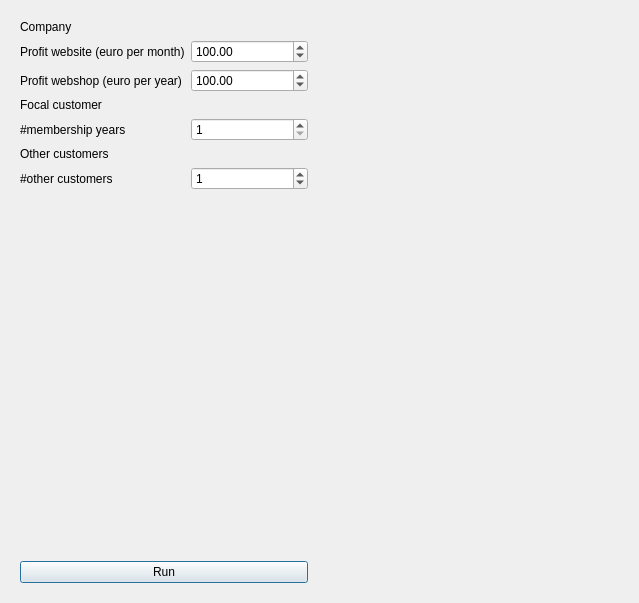
richelbilderbeek/InvestigateMyClickWinners, file qtinvestigatemyclickwinnersmaindialog.ui: the form before one commit.
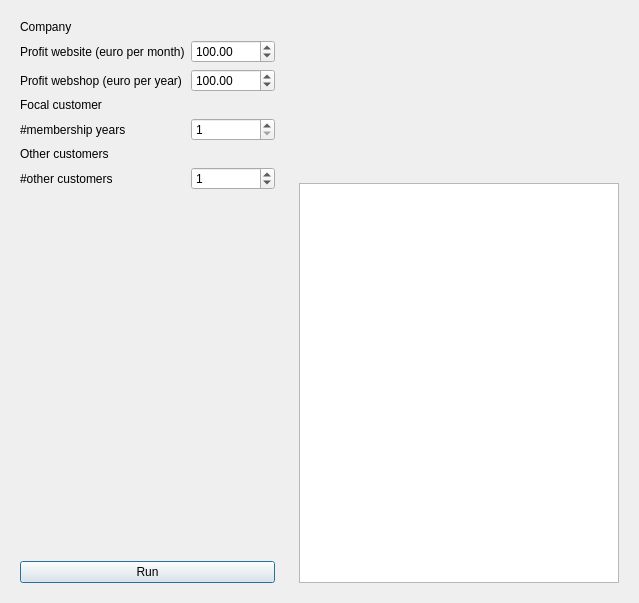
The form after the commit. Custom widgets are drawn as their Qt base class.

Commit message: Start adding transaction log

Patch:
```diff
--- a/qtinvestigatemyclickwinnersmaindialog.ui
+++ b/qtinvestigatemyclickwinnersmaindialog.ui
@@ -141,6 +141,19 @@
       <item>
        <widget class="QwtPlot" name="plot_company" native="true"/>
       </item>
+      <item>
+       <widget class="QPlainTextEdit" name="text_transactions">
+        <property name="maximumSize">
+         <size>
+          <width>16777215</width>
+          <height>400</height>
+         </size>
+        </property>
+        <property name="readOnly">
+         <bool>true</bool>
+        </property>
+       </widget>
+      </item>
      </layout>
     </widget>
    </item>
```
The commit also changes 3 other files.
